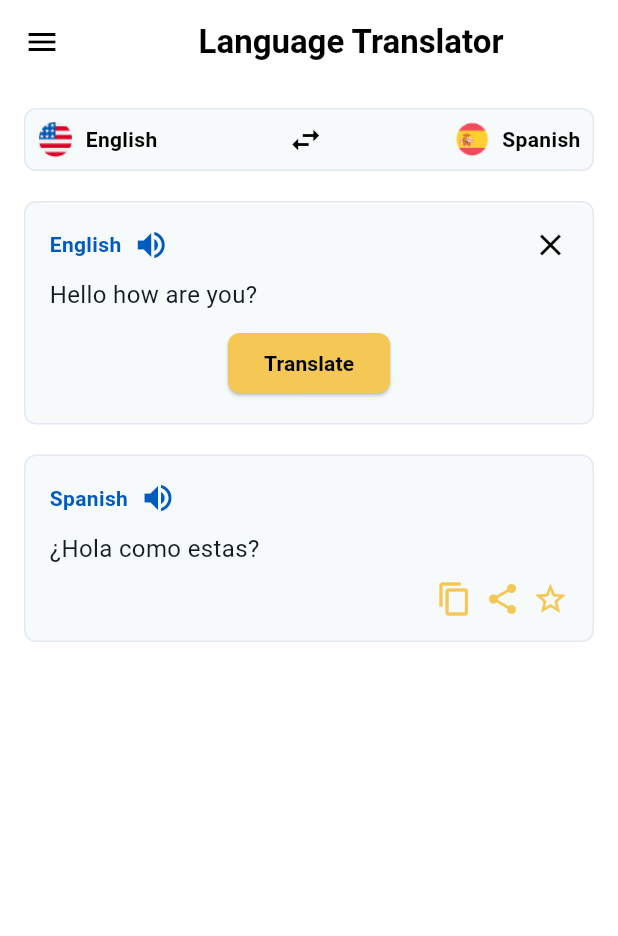
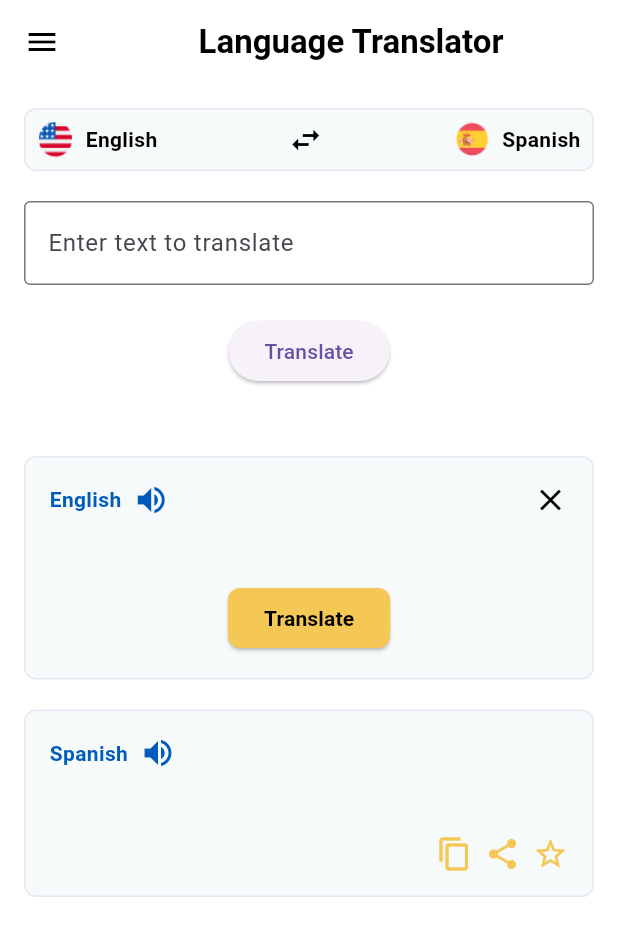
Before and after one commit to SammyGbabs/LingoBuddy, a Flutter app: the LanguageTranslatorPage screen opened directly, on a phone screen of 412 x 824 dp. Shown: the top 936 px of the screen. Run offline on Flutter 3.47's test engine with Material 3 defaults, Android fonts, the phone set to English and light mode, and no system bars; our stand-ins replace firebase_auth, firebase_core, google_sign_in; missing offline and left inert: translator; accounts and stored records are empty; Roboto replaces fonts that are missing (Manrope).

Commit message:
done with the translator app

```diff
--- a/lib/screens/LanguageTranslatorPage.dart
+++ b/lib/screens/LanguageTranslatorPage.dart
@@ -1,4 +1,5 @@
 import 'package:flutter/material.dart';
+import 'package:translator/translator.dart';
 import 'package:screens/widget/LanguageSelector.dart';
 import 'package:screens/widget/TranslateCard.dart';
 
@@ -8,6 +9,18 @@ class LanguageTranslatorPage extends StatefulWidget {
 }
 
 class _LanguageTranslatorPageState extends State<LanguageTranslatorPage> {
+  GoogleTranslator translator = GoogleTranslator();
+  String translatedText = '';
+  final langController = TextEditingController();
+
+  void translateText() {
+    translator.translate(langController.text, to: 'es').then((output) {
+      setState(() {
+        translatedText = output.text;
+      });
+    });
+  }
+
   @override
   Widget build(BuildContext context) {
     return Scaffold(
@@ -59,18 +72,37 @@ class _LanguageTranslatorPageState extends State<LanguageTranslatorPage> {
               ),
             ),
             SizedBox(height: 20),
+            TextField(
+              controller: langController,
+              decoration: InputDecoration(
+                hintText: 'Enter text to translate',
+                border: OutlineInputBorder(),
+              ),
+            ),
+            SizedBox(height: 20),
+            ElevatedButton(
+              onPressed: () {
+                translateText();
+              },
+              child: Text('Translate'),
+            ),
+            SizedBox(height: 20),
+            Text(
+              translatedText,
+              style: TextStyle(fontSize: 18),
+            ),
             Expanded(
               child: ListView(
                 children: <Widget>[
                   TranslationCard(
                     language: 'English',
-                    text: 'Hello how are you?',
+                    text: langController.text,
                     isInput: true,
                   ),
                   SizedBox(height: 20),
                   TranslationCard(
                     language: 'Spanish',
-                    text: '¿Hola como estas?',
+                    text: translatedText,
                     isInput: false,
                   ),
                 ],
--- a/pubspec.yaml
+++ b/pubspec.yaml
@@ -32,6 +32,8 @@ dependencies:
     sdk: flutter
   firebase_core:
   firebase_auth:
+  google_sign_in: ^5.0.7
+  translator: ^0.1.2
 
   # The following adds the Cupertino Icons font to your application.
   # Use with the CupertinoIcons class for iOS style icons.
```
Also changed, not shown: lib/screens/Signin.dart (+33 -7 lines), lib/screens/SignupPage.dart (+30 -7 lines), pubspec.lock, 3 other files.
